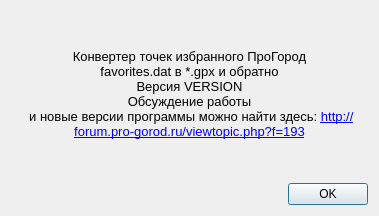
Before: the Qt Designer form ui/aboutdialog.ui in aunoor/pgfconverter, drawn with Qt 5.
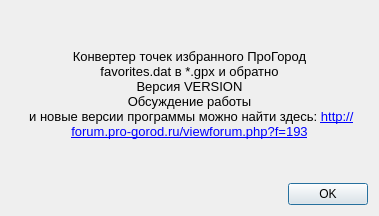
After: the same form once the commit is applied. Icons and pictures are not drawn.

```diff
--- a/ui/aboutdialog.ui
+++ b/ui/aboutdialog.ui
@@ -41,7 +41,7 @@
 &lt;p align=&quot;center&quot; style=&quot; margin-top:0px; margin-bottom:0px; margin-left:0px; margin-right:0px; -qt-block-indent:0; text-indent:0px;&quot;&gt;&lt;span style=&quot; font-family:'Sans'; font-size:10pt;&quot;&gt;Версия VERSION&lt;/span&gt;&lt;/p&gt;
 &lt;p align=&quot;center&quot; style=&quot; margin-top:0px; margin-bottom:0px; margin-left:0px; margin-right:0px; -qt-block-indent:0; text-indent:0px;&quot;&gt;&lt;img src=&quot;:/gui/icons/map_edit.png&quot; /&gt;&lt;/p&gt;
 &lt;p align=&quot;center&quot; style=&quot; margin-top:0px; margin-bottom:0px; margin-left:0px; margin-right:0px; -qt-block-indent:0; text-indent:0px;&quot;&gt;&lt;span style=&quot; font-family:'Sans'; font-size:10pt;&quot;&gt;Обсуждение работы&lt;/span&gt;&lt;/p&gt;
-&lt;p align=&quot;center&quot; style=&quot; margin-top:0px; margin-bottom:0px; margin-left:0px; margin-right:0px; -qt-block-indent:0; text-indent:0px;&quot;&gt;&lt;span style=&quot; font-family:'Sans'; font-size:10pt;&quot;&gt; и новые версии программы можно найти здесь: &lt;/span&gt;&lt;a href=&quot;http://forum.pro-gorod.ru/viewtopic.php?f=192&amp;amp;t=707&quot;&gt;&lt;span style=&quot; font-size:10pt; text-decoration: underline; color:#0000ff;&quot;&gt;http://forum.pro-gorod.ru/viewtopic.php?f=193&lt;/span&gt;&lt;/a&gt;&lt;/p&gt;&lt;/body&gt;&lt;/html&gt;</string>
+&lt;p align=&quot;center&quot; style=&quot; margin-top:0px; margin-bottom:0px; margin-left:0px; margin-right:0px; -qt-block-indent:0; text-indent:0px;&quot;&gt;&lt;span style=&quot; font-family:'Sans'; font-size:10pt;&quot;&gt; и новые версии программы можно найти здесь: &lt;/span&gt;&lt;a href=&quot;http://forum.pro-gorod.ru/viewtopic.php?f=192&amp;amp;t=707&quot;&gt;&lt;span style=&quot; font-size:10pt; text-decoration: underline; color:#0000ff;&quot;&gt;http://forum.pro-gorod.ru/viewforum.php?f=193&lt;/span&gt;&lt;/a&gt;&lt;/p&gt;&lt;/body&gt;&lt;/html&gt;</string>
         </property>
         <property name="wordWrap">
          <bool>true</bool>
```
